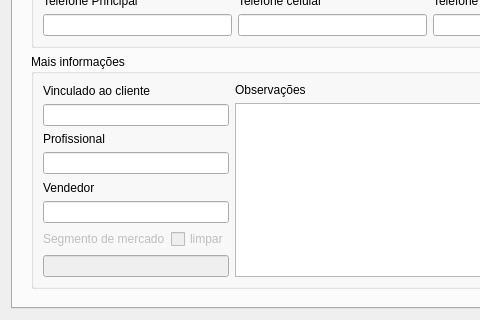
This is cadastrocliente.ui in lellisls/ERP-STACCATO as Qt 5 draws it before an edit; both pictures show x 0 to 480 and y 286 to 606 of the 1344 by 606 pixel window. The edited form follows.
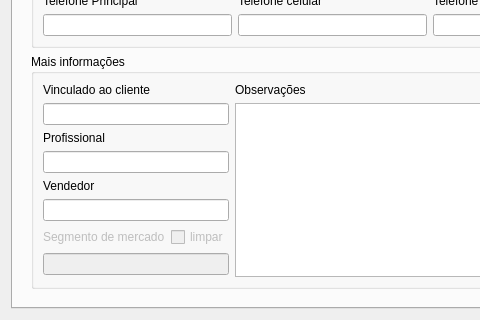
This is the edited form. Icons and pictures are not drawn. Custom widgets are drawn as their Qt base class.

Commit message: Cadastro de cliente agora não se deforma quando maximizado.

What changed in the file:
```diff
--- a/cadastrocliente.ui
+++ b/cadastrocliente.ui
@@ -557,6 +557,19 @@
                  <item row="3" column="0" colspan="2">
                   <widget class="ItemBox" name="itemBoxProfissional"/>
                  </item>
+                 <item row="8" column="0">
+                  <spacer name="verticalSpacer_2">
+                   <property name="orientation">
+                    <enum>Qt::Vertical</enum>
+                   </property>
+                   <property name="sizeHint" stdset="0">
+                    <size>
+                     <width>20</width>
+                     <height>40</height>
+                    </size>
+                   </property>
+                  </spacer>
+                 </item>
                 </layout>
                </item>
                <item row="0" column="1">
```
Left out of the diff: 44 changed lines with no effect on the pictures.
